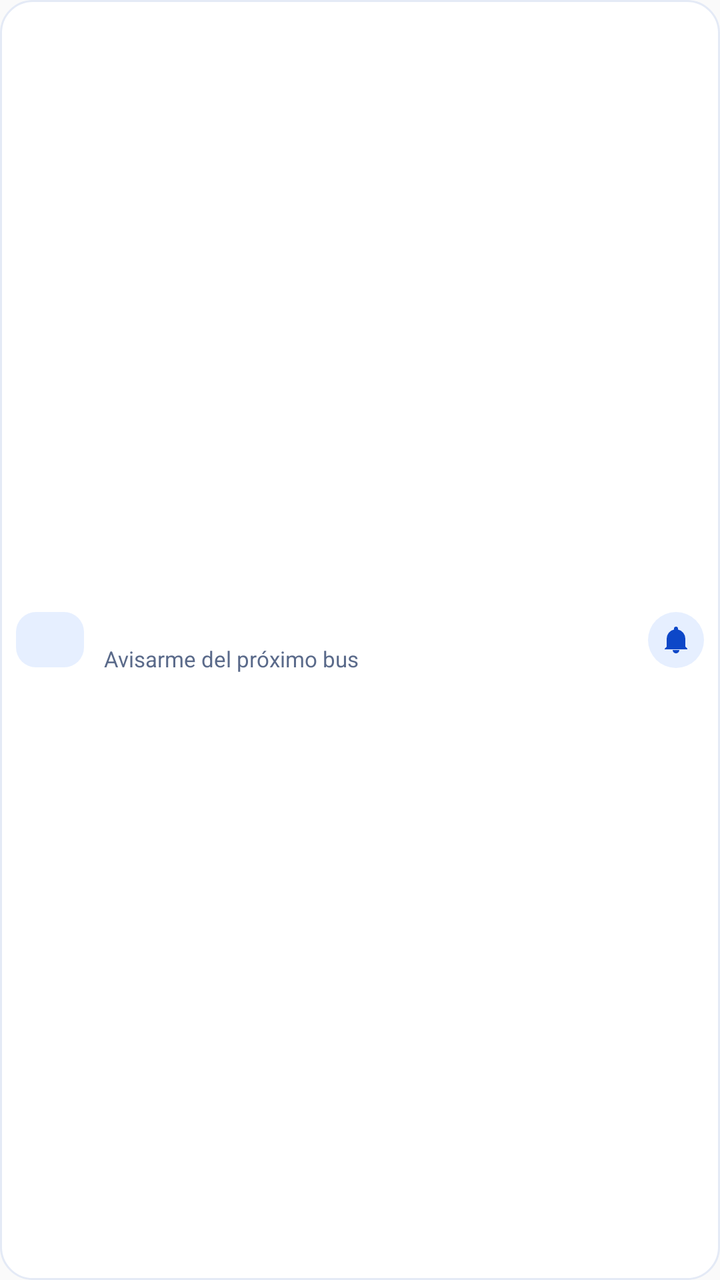
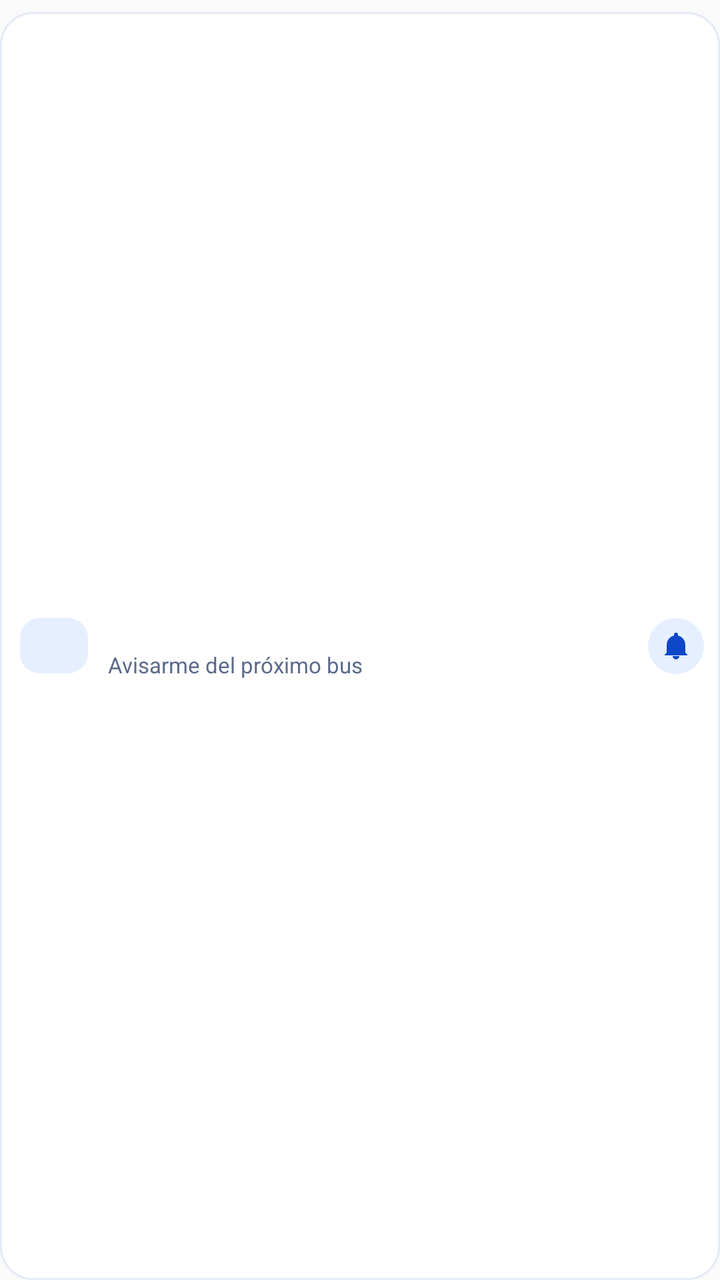

Before-and-after screenshots of an Android layout around one commit, followed by the original layout XML and the change that was made.
<!-- AndroidManifest.xml: application theme AppTheme -->
<!-- res/layout/widget_favourites_row.xml -->
<?xml version="1.0" encoding="utf-8"?>
<LinearLayout xmlns:android="http://schemas.android.com/apk/res/android"
    android:id="@+id/widget_row"
    android:layout_width="match_parent"
    android:layout_height="wrap_content"
    android:orientation="horizontal"
    android:gravity="center_vertical"
    android:background="@drawable/widget_row_background"
    android:paddingStart="8dp"
    android:paddingEnd="8dp"
    android:paddingTop="8dp"
    android:paddingBottom="8dp"
    android:layout_marginBottom="6dp">

    
    <TextView
        android:id="@+id/widget_row_badge"
        android:layout_width="wrap_content"
        android:layout_height="wrap_content"
        android:minWidth="34dp"
        android:background="@drawable/widget_badge"
        android:gravity="center"
        android:paddingStart="6dp"
        android:paddingEnd="6dp"
        android:paddingTop="5dp"
        android:paddingBottom="5dp"
        android:textColor="@color/widget_brand"
        android:textSize="13sp"
        android:textStyle="bold"
        android:maxLines="1" />

    <LinearLayout
        android:layout_width="0dp"
        android:layout_height="wrap_content"
        android:layout_weight="1"
        android:layout_marginStart="10dp"
        android:orientation="vertical">

        <TextView
            android:id="@+id/widget_row_name"
            android:layout_width="match_parent"
            android:layout_height="wrap_content"
            android:textColor="@color/widget_text"
            android:textSize="14sp"
            android:textStyle="bold"
            android:maxLines="1"
            android:ellipsize="end" />

        
        <TextView
            android:id="@+id/widget_row_meta"
            android:layout_width="match_parent"
            android:layout_height="wrap_content"
            android:text="@string/widget_row_action"
            android:textColor="@color/widget_text_soft"
            android:textSize="11sp"
            android:maxLines="1"
            android:ellipsize="end" />
    </LinearLayout>

    <ImageView
        android:id="@+id/widget_row_icon"
        android:layout_width="28dp"
        android:layout_height="28dp"
        android:layout_marginStart="6dp"
        android:background="@drawable/widget_icon_circle"
        android:padding="6dp"
        android:contentDescription="@string/widget_row_action"
        android:src="@drawable/widget_bell" />
</LinearLayout>
<!-- resources referenced by this layout -->
<resources>
  <color name="widget_brand">#0D47C8</color>
  <color name="widget_text">#0F1B33</color>
  <color name="widget_text_soft">#5A6A8A</color>
  <!-- drawable widget_badge (drawable) -->
  <?xml version="1.0" encoding="utf-8"?>
  <shape xmlns:android="http://schemas.android.com/apk/res/android" android:shape="rectangle">
      <solid android:color="@color/widget_brand_soft" />
      <corners android:radius="10dp" />
  </shape>
  <!-- drawable widget_bell (drawable) -->
  <?xml version="1.0" encoding="utf-8"?>
  <vector xmlns:android="http://schemas.android.com/apk/res/android"
      android:width="20dp"
      android:height="20dp"
      android:viewportWidth="24"
      android:viewportHeight="24"
      android:tint="@color/widget_brand">
      <path
          android:fillColor="#FFFFFFFF"
          android:pathData="M12,22a2.5,2.5 0 0 0 2.5,-2.5h-5A2.5,2.5 0 0 0 12,22ZM19,17v-6a7,7 0 0 0 -5.5,-6.84V3.5a1.5,1.5 0 0 0 -3,0v0.66A7,7 0 0 0 5,11v6l-1.5,1.5v0.5h17v-0.5Z" />
  </vector>
  <!-- drawable widget_icon_circle (drawable) -->
  <?xml version="1.0" encoding="utf-8"?>
  <shape xmlns:android="http://schemas.android.com/apk/res/android" android:shape="oval">
      <solid android:color="@color/widget_brand_soft" />
  </shape>
  <!-- drawable widget_row_background (drawable) -->
  <?xml version="1.0" encoding="utf-8"?>
  <selector xmlns:android="http://schemas.android.com/apk/res/android">
      <item android:state_pressed="true">
          <shape android:shape="rectangle">
              <solid android:color="@color/widget_press" />
              <corners android:radius="16dp" />
              <stroke android:width="1dp" android:color="@color/widget_press" />
          </shape>
      </item>
      <item>
          <shape android:shape="rectangle">
              <solid android:color="@color/widget_row" />
              <corners android:radius="16dp" />
              <stroke android:width="1dp" android:color="@color/widget_row_border" />
          </shape>
      </item>
  </selector>
  <string name="widget_row_action">Avisarme del próximo bus</string>
  <style name="AppTheme" parent="Theme.AppCompat.Light.DarkActionBar">
          
          <item name="colorPrimary">@color/colorPrimary</item>
          <item name="colorPrimaryDark">@color/colorPrimaryDark</item>
          <item name="colorAccent">@color/colorAccent</item>
      </style>
  <color name="widget_brand_soft">#E6EFFF</color>
  <color name="widget_press">#DDE6F8</color>
  <color name="widget_row">#FFFFFF</color>
  <color name="widget_row_border">#E4EAF6</color>
</resources>

<!-- the commit's change to res/layout/widget_favourites_row.xml (unified diff, before → after) -->
@@ -1,70 +1,77 @@
 <?xml version="1.0" encoding="utf-8"?>
-<LinearLayout xmlns:android="http://schemas.android.com/apk/res/android"
-    android:id="@+id/widget_row"
+<FrameLayout xmlns:android="http://schemas.android.com/apk/res/android"
+    android:id="@+id/widget_row_slot"
     android:layout_width="match_parent"
-    android:layout_height="wrap_content"
-    android:orientation="horizontal"
-    android:gravity="center_vertical"
-    android:background="@drawable/widget_row_background"
-    android:paddingStart="8dp"
-    android:paddingEnd="8dp"
-    android:paddingTop="8dp"
-    android:paddingBottom="8dp"
-    android:layout_marginBottom="6dp">
-
-    
-    <TextView
-        android:id="@+id/widget_row_badge"
-        android:layout_width="wrap_content"
-        android:layout_height="wrap_content"
-        android:minWidth="34dp"
-        android:background="@drawable/widget_badge"
-        android:gravity="center"
-        android:paddingStart="6dp"
-        android:paddingEnd="6dp"
-        android:paddingTop="5dp"
-        android:paddingBottom="5dp"
-        android:textColor="@color/widget_brand"
-        android:textSize="13sp"
-        android:textStyle="bold"
-        android:maxLines="1" />
+    android:layout_height="0dp"
+    android:layout_weight="1"
+    android:paddingTop="6dp">
 
     <LinearLayout
-        android:layout_width="0dp"
-        android:layout_height="wrap_content"
-        android:layout_weight="1"
-        android:layout_marginStart="10dp"
-        android:orientation="vertical">
-
-        <TextView
-            android:id="@+id/widget_row_name"
-            android:layout_width="match_parent"
-            android:layout_height="wrap_content"
-            android:textColor="@color/widget_text"
-            android:textSize="14sp"
-            android:textStyle="bold"
-            android:maxLines="1"
-            android:ellipsize="end" />
+        android:id="@+id/widget_row"
+        android:layout_width="match_parent"
+        android:layout_height="match_parent"
+        android:orientation="horizontal"
+        android:gravity="center_vertical"
+        android:background="@drawable/widget_row_background"
+        android:paddingStart="10dp"
+        android:paddingEnd="8dp"
+        android:paddingTop="6dp"
+        android:paddingBottom="6dp">
 
         
         <TextView
-            android:id="@+id/widget_row_meta"
-            android:layout_width="match_parent"
+            android:id="@+id/widget_row_badge"
+            android:layout_width="wrap_content"
             android:layout_height="wrap_content"
-            android:text="@string/widget_row_action"
-            android:textColor="@color/widget_text_soft"
-            android:textSize="11sp"
-            android:maxLines="1"
-            android:ellipsize="end" />
+            android:minWidth="34dp"
+            android:background="@drawable/widget_badge"
+            android:gravity="center"
+            android:paddingStart="6dp"
+            android:paddingEnd="6dp"
+            android:paddingTop="5dp"
+            android:paddingBottom="5dp"
+            android:textColor="@color/widget_brand"
+            android:textSize="13sp"
+            android:textStyle="bold"
+            android:maxLines="1" />
+
+        <LinearLayout
+            android:layout_width="0dp"
+            android:layout_height="wrap_content"
+            android:layout_weight="1"
+            android:layout_marginStart="10dp"
+            android:orientation="vertical">
+
+            <TextView
+                android:id="@+id/widget_row_name"
+                android:layout_width="match_parent"
+                android:layout_height="wrap_content"
+                android:textColor="@color/widget_text"
+                android:textSize="14sp"
+                android:textStyle="bold"
+                android:maxLines="1"
+                android:ellipsize="end" />
+
+            
+            <TextView
+                android:id="@+id/widget_row_meta"
+                android:layout_width="match_parent"
+                android:layout_height="wrap_content"
+                android:text="@string/widget_row_action"
+                android:textColor="@color/widget_text_soft"
+                android:textSize="11sp"
+                android:maxLines="1"
+                android:ellipsize="end" />
+        </LinearLayout>
+
+        <ImageView
+            android:id="@+id/widget_row_icon"
+            android:layout_width="28dp"
+            android:layout_height="28dp"
+            android:layout_marginStart="6dp"
+            android:background="@drawable/widget_icon_circle"
+            android:padding="6dp"
+            android:contentDescription="@string/widget_row_action"
+            android:src="@drawable/widget_bell" />
     </LinearLayout>
-
-    <ImageView
-        android:id="@+id/widget_row_icon"
-        android:layout_width="28dp"
-        android:layout_height="28dp"
-        android:layout_marginStart="6dp"
-        android:background="@drawable/widget_icon_circle"
-        android:padding="6dp"
-        android:contentDescription="@string/widget_row_action"
-        android:src="@drawable/widget_bell" />
-</LinearLayout>
+</FrameLayout>
